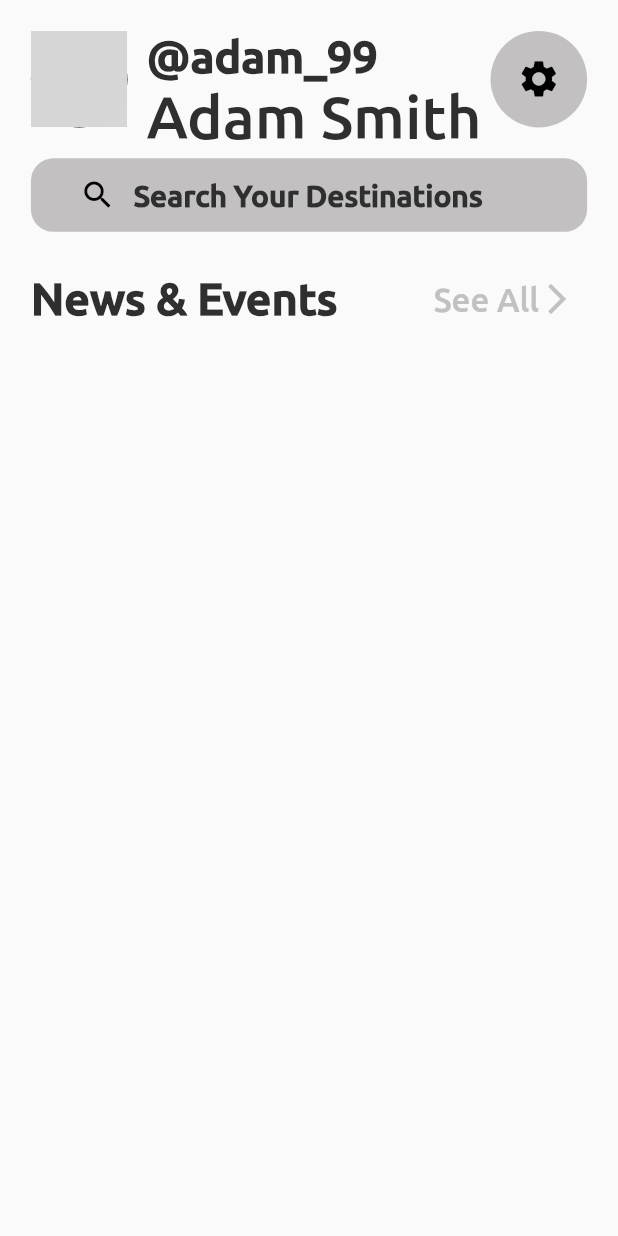
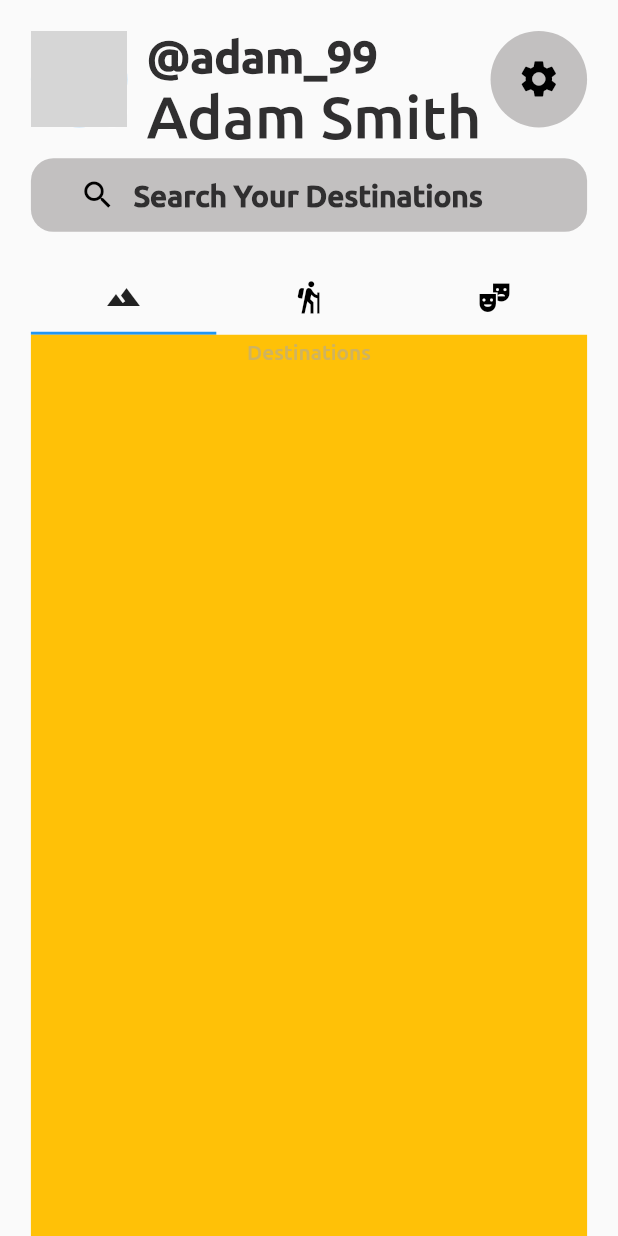
Before and after one commit to navodRathnayake/Pilgramz, a Flutter app: the screen it shows after launch, on a phone screen of 412 x 824 dp. Run offline on Flutter 3.47's test engine with Material 2 defaults, Android fonts, the phone set to English and light mode, and no system bars; network calls fail; grey boxes are pictures that could not be loaded.

Commit message:
tabBar changes

```diff
--- /dev/null
+++ b/lib/Pages/HomePageTab/Destinations.dart
@@ -0,0 +1,21 @@
+import 'package:flutter/material.dart';
+
+class Destinations extends StatefulWidget {
+  const Destinations({Key? key}) : super(key: key);
+
+  @override
+  State<Destinations> createState() => _DestinationsState();
+}
+
+class _DestinationsState extends State<Destinations> {
+  @override
+  Widget build(BuildContext context) {
+    return Column(
+      children: [
+        Container(
+          child: Text("Destinations"),
+        ),
+      ],
+    );
+  }
+}
--- a/lib/Pages/MyHomePage.dart
+++ b/lib/Pages/MyHomePage.dart
@@ -1,8 +1,10 @@
 import 'package:flutter/material.dart';
 import 'package:pilgramz/Custom%20Widgets/Home/PilgramzAppBar.dart';
 import 'package:pilgramz/Custom%20Widgets/Home/SearchBar.dart';
-import 'package:pilgramz/Custom%20Widgets/Home/Subtitles.dart';
 import 'package:pilgramz/Custom%20Widgets/VerticalSpace.dart';
+import 'package:pilgramz/Pages/HomePageTab/Destinations.dart';
+import 'package:pilgramz/Pages/HomePageTab/Events.dart';
+import 'package:pilgramz/Pages/HomePageTab/Story.dart';
 
 class MyHomePage extends StatefulWidget {
   final ThemeData themedata;
@@ -12,7 +14,15 @@ class MyHomePage extends StatefulWidget {
   State<MyHomePage> createState() => _MyHomePageState();
 }
 
-class _MyHomePageState extends State<MyHomePage> {
+class _MyHomePageState extends State<MyHomePage> with TickerProviderStateMixin {
+  late TabController _tabController;
+
+  @override
+  void initState() {
+    super.initState();
+    _tabController = TabController(length: 3, vsync: this);
+  }
+
   @override
   Widget build(BuildContext context) {
     final ThemeData themedata = Theme.of(context);
@@ -33,11 +43,32 @@ class _MyHomePageState extends State<MyHomePage> {
                 VerticalSpace(height: padding),
                 SearchBar(themedata: themedata),
                 VerticalSpace(height: padding),
-                Subtitles(
-                  leadingText: "News & Events",
-                  tailText: "See All",
-                  themedata: themedata,
-                )
+                TabBar(
+                  controller: _tabController,
+                  tabs: const <Widget>[
+                    Tab(
+                      icon: Icon(Icons.filter_hdr),
+                    ),
+                    Tab(
+                      icon: Icon(Icons.hiking),
+                    ),
+                    Tab(
+                      icon: Icon(Icons.theater_comedy),
+                    )
+                  ],
+                ),
+                Expanded(
+                    child: Container(
+                  color: Colors.amber,
+                  child: TabBarView(
+                    controller: _tabController,
+                    children: const [
+                      Destinations(),
+                      Story(),
+                      Events(),
+                    ],
+                  ),
+                ))
               ],
             ),
           ),
--- a/lib/Utils/Theme Data.dart
+++ b/lib/Utils/Theme Data.dart
@@ -4,8 +4,8 @@ const COLOR_BLACK = Color.fromRGBO(48, 47, 48, 1.0);
 const COLOR_GREY = Color.fromARGB(141, 168, 168, 168);
 //141
 
-const PRIMARY_COLOR_LIGHT = Color.fromARGB(255, 0, 0, 0);
-const PRIMARY_COLOR_DARK = Color.fromARGB(255, 255, 255, 255);
+const PRIMARY_COLOR_LIGHT = Color.fromARGB(255, 255, 255, 255);
+const PRIMARY_COLOR_DARK = Color.fromARGB(255, 0, 0, 0);
 
 const COLOR_BLUE1 = Color.fromRGBO(73, 136, 253, 1.0);
 const COLOR_BLUE2 = Color.fromARGB(255, 0, 89, 255);
```
Also changed, not shown: lib/Custom Widgets/Home/EventCard.dart (added, +65 -0 lines), lib/Pages/HomePageTab/Events.dart (added, +17 -0 lines), lib/Pages/HomePageTab/Story.dart (added, +17 -0 lines).
